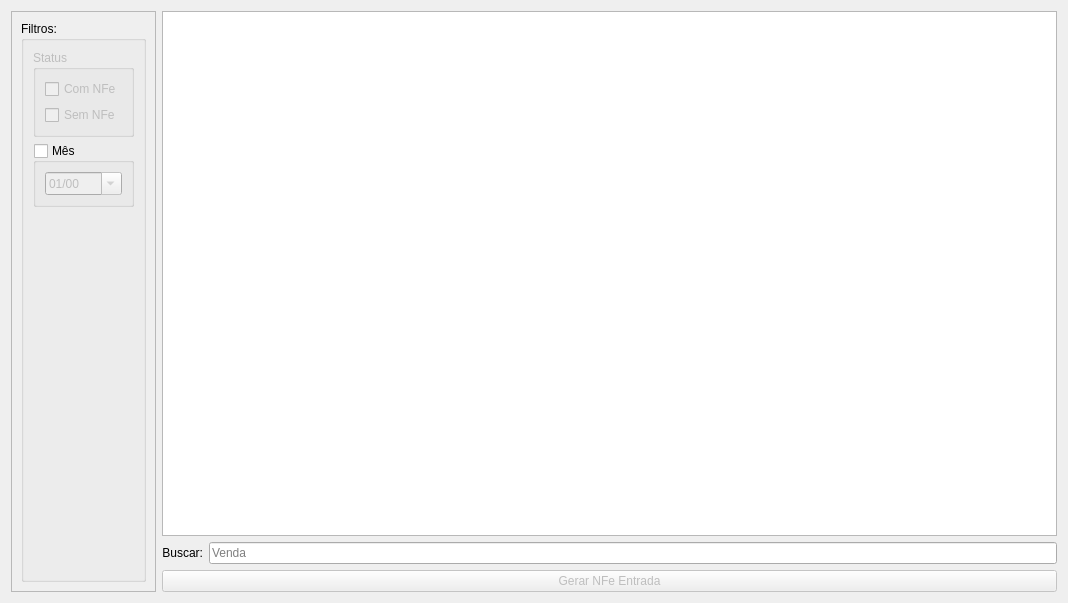
The window that ui/widgetdevolucao.ui (darktorres/ERP-STACCATO) describes before a commit, drawn with Qt 5.
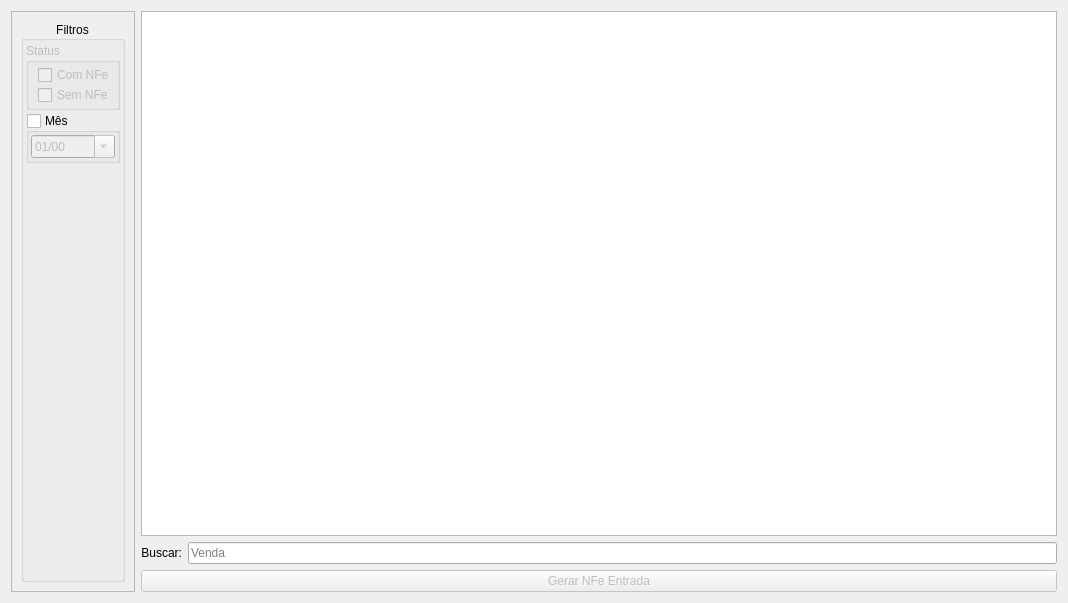
The same window after the commit. Custom widgets are drawn as their Qt base class.

Diff of the .ui file:
```diff
--- a/ui/widgetdevolucao.ui
+++ b/ui/widgetdevolucao.ui
@@ -33,8 +33,8 @@
        <rect>
         <x>0</x>
         <y>0</y>
-        <width>153</width>
-        <height>583</height>
+        <width>132</width>
+        <height>569</height>
        </rect>
       </property>
       <property name="autoFillBackground">
@@ -47,26 +47,69 @@
           <bool>true</bool>
          </property>
          <property name="title">
-          <string>Filtros:</string>
+          <string>Filtros</string>
+         </property>
+         <property name="alignment">
+          <set>Qt::AlignCenter</set>
          </property>
          <property name="flat">
           <bool>false</bool>
          </property>
-         <layout class="QGridLayout" name="gridLayout_2">
-          <item row="6" column="0">
-           <spacer name="verticalSpacer">
-            <property name="orientation">
-             <enum>Qt::Vertical</enum>
+         <layout class="QVBoxLayout" name="verticalLayout">
+          <property name="spacing">
+           <number>3</number>
+          </property>
+          <property name="leftMargin">
+           <number>2</number>
+          </property>
+          <property name="topMargin">
+           <number>2</number>
+          </property>
+          <property name="rightMargin">
+           <number>2</number>
+          </property>
+          <property name="bottomMargin">
+           <number>2</number>
+          </property>
+          <item>
+           <widget class="QGroupBox" name="groupBoxStatus">
+            <property name="enabled">
+             <bool>false</bool>
             </property>
-            <property name="sizeHint" stdset="0">
-             <size>
-              <width>20</width>
-              <height>40</height>
-             </size>
+            <property name="title">
+             <string>Status</string>
             </property>
-           </spacer>
+            <layout class="QVBoxLayout" name="verticalLayout_2">
+             <property name="spacing">
+              <number>0</number>
+             </property>
+             <property name="topMargin">
+              <number>2</number>
+             </property>
+             <property name="rightMargin">
+              <number>2</number>
+             </property>
+             <property name="bottomMargin">
+              <number>2</number>
+             </property>
+             <item>
+              <widget class="QCheckBox" name="checkBox">
+               <property name="text">
+                <string>Com NFe</string>
+               </property>
+              </widget>
+             </item>
+             <item>
+              <widget class="QCheckBox" name="checkBox_2">
+               <property name="text">
+                <string>Sem NFe</string>
+               </property>
+              </widget>
+             </item>
+            </layout>
+           </widget>
           </item>
-          <item row="3" column="0">
+          <item>
            <widget class="QGroupBox" name="groupBoxMes">
             <property name="enabled">
              <bool>true</bool>
@@ -81,6 +124,21 @@
              <bool>false</bool>
             </property>
             <layout class="QGridLayout" name="gridLayout_5">
+             <property name="leftMargin">
+              <number>2</number>
+             </property>
+             <property name="topMargin">
+              <number>2</number>
+             </property>
+             <property name="rightMargin">
+              <number>2</number>
+             </property>
+             <property name="bottomMargin">
+              <number>2</number>
+             </property>
+             <property name="spacing">
+              <number>0</number>
+             </property>
              <item row="0" column="0">
               <widget class="QDateEdit" name="dateEditMes">
                <property name="currentSection">
@@ -97,31 +155,18 @@
             </layout>
            </widget>
           </item>
-          <item row="0" column="0">
-           <widget class="QGroupBox" name="groupBoxStatus">
-            <property name="enabled">
-             <bool>false</bool>
+          <item>
+           <spacer name="verticalSpacer">
+            <property name="orientation">
+             <enum>Qt::Vertical</enum>
             </property>
-            <property name="title">
-             <string>Status</string>
+            <property name="sizeHint" stdset="0">
+             <size>
+              <width>0</width>
+              <height>0</height>
+             </size>
             </property>
-            <layout class="QGridLayout" name="gridLayout_6">
-             <item row="1" column="0">
-              <widget class="QCheckBox" name="checkBox_2">
-               <property name="text">
-                <string>Sem NFe</string>
-               </property>
-              </widget>
-             </item>
-             <item row="0" column="0">
-              <widget class="QCheckBox" name="checkBox">
-               <property name="text">
-                <string>Com NFe</string>
-               </property>
-              </widget>
-             </item>
-            </layout>
-           </widget>
+           </spacer>
           </item>
          </layout>
         </widget>
```
